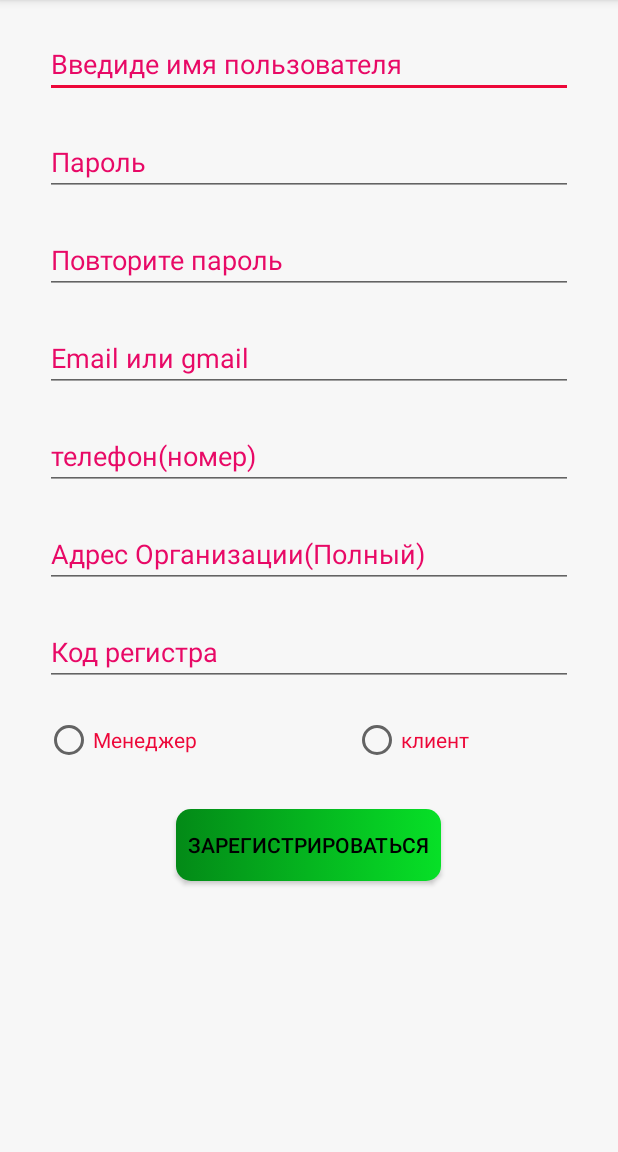
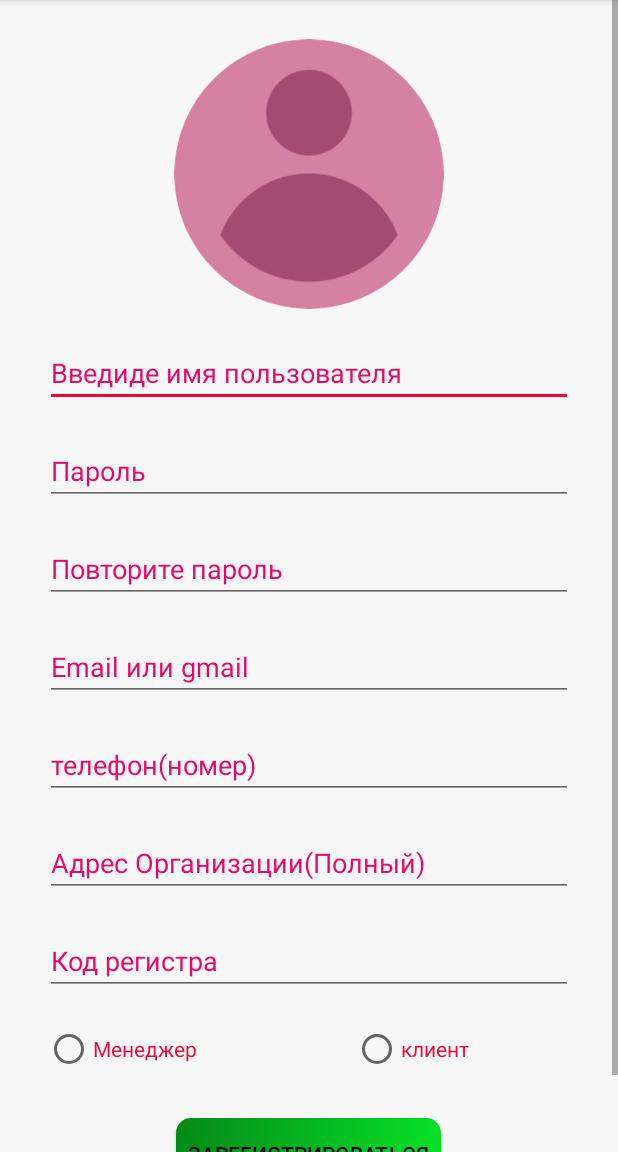
Before and after one commit to esenbekalmazbekov/DrugMaster, an Android app: the screen it shows after launch (Registration), after a tap on "РЕГИСТРАЦИЯ", on a phone screen of 412 x 824 dp, the part 84-1236 px from its top. Run offline under Robolectric (Android 15) with nearby library versions, the phone set to English and light mode, and no system bars; our stand-ins replace CircleImageView.

Commit message:
after adding Profile

```diff
--- a/app/src/main/AndroidManifest.xml
+++ b/app/src/main/AndroidManifest.xml
@@ -4,6 +4,9 @@
     package="com.example.drugmaster">
 
     <dist:module dist:instant="true" />
+
+    <uses-permission android:name="android.permission.READ_EXTERNAL_STORAGE"/>
+    <uses-permission android:name="android.permission.WRITE_EXTERNAL_STORAGE"/>
 
     <application
         android:allowBackup="true"
@@ -20,6 +23,8 @@
                 <category android:name="android.intent.category.LAUNCHER" />
             </intent-filter>
         </activity>
+        <activity android:name="com.theartofdev.edmodo.cropper.CropImageActivity"
+            android:theme="@style/Base.Theme.AppCompat"/> <!-- optional (needed if default theme has no action bar)-->
     </application>
 
 </manifest>
--- a/app/src/main/java/com/example/drugmaster/Registration.java
+++ b/app/src/main/java/com/example/drugmaster/Registration.java
@@ -1,14 +1,62 @@
 package com.example.drugmaster;
 
+import androidx.annotation.Nullable;
 import androidx.appcompat.app.AppCompatActivity;
 
+import android.content.Intent;
+import android.graphics.Bitmap;
+import android.net.Uri;
 import android.os.Bundle;
+import android.provider.MediaStore;
+import android.view.View;
+import java.io.IOException;
+
+import de.hdodenhof.circleimageview.CircleImageView;
 
 public class Registration extends AppCompatActivity {
-
+    private CircleImageView profileImage;
+    private static final int PICK_IMAGE = 1;
+    Uri imageUri;
     @Override
     protected void onCreate(Bundle savedInstanceState) {
         super.onCreate(savedInstanceState);
         setContentView(R.layout.activity_registration);
+
+        shangeImageFunction();
+    }
+
+    private void shangeImageFunction() {
+        profileImage = findViewById(R.id.profile_image);
+        profileImage.setOnClickListener(new View.OnClickListener() {
+            @Override
+            public void onClick(View v) {
+                Intent gallery = new Intent();
+                gallery.setType("image/*");
+                gallery.setAction(Intent.ACTION_GET_CONTENT);
+
+                startActivityForResult(Intent.createChooser(gallery,"Select Picture"),PICK_IMAGE);
+            }
+        });
+    }
+
+    @Override
+    protected void onActivityResult(int requestCode, int resultCode, @Nullable Intent data) {
+        super.onActivityResult(requestCode, resultCode, data);
+
+        if(requestCode == PICK_IMAGE && resultCode == RESULT_OK && data !=null){
+            imageUri = data.getData();
+        }
+
+        if (requestCode == PICK_IMAGE && resultCode == RESULT_OK){
+
+            try {
+                assert data != null;
+                imageUri = data.getData();
+                Bitmap bitmap = MediaStore.Images.Media.getBitmap(getContentResolver(),imageUri);
+                profileImage.setImageBitmap(bitmap);
+            } catch (IOException e) {
+                e.printStackTrace();
+            }
+        }
     }
 }
--- a/app/src/main/res/layout/activity_registration.xml
+++ b/app/src/main/res/layout/activity_registration.xml
@@ -17,6 +17,14 @@
             android:layout_width="match_parent"
             android:layout_height="wrap_content"
             android:orientation="vertical">
+
+            <de.hdodenhof.circleimageview.CircleImageView
+                android:id="@+id/profile_image"
+                android:layout_width="180dp"
+                android:layout_height="180dp"
+                android:layout_gravity="center"
+                android:layout_marginTop="26dp"
+                android:src="@drawable/index" />
 
             <EditText
                 android:id="@+id/UserLogin"
@@ -136,17 +144,17 @@
                     android:id="@+id/manager"
                     android:layout_width="wrap_content"
                     android:layout_height="wrap_content"
-                    android:textColor="@color/colorAccent"
                     android:layout_weight="3"
-                    android:text="@string/manager"/>
+                    android:text="@string/manager"
+                    android:textColor="@color/colorAccent" />
 
                 <RadioButton
                     android:id="@+id/client"
                     android:layout_width="wrap_content"
                     android:layout_height="wrap_content"
-                    android:textColor="@color/colorAccent"
                     android:layout_weight="2"
-                    android:text="@string/client"/>
+                    android:text="@string/client"
+                    android:textColor="@color/colorAccent" />
 
             </RadioGroup>
 
@@ -154,8 +162,8 @@
                 android:id="@+id/registration"
                 android:layout_width="wrap_content"
                 android:layout_height="wrap_content"
+                android:layout_gravity="center"
                 android:layout_marginVertical="30sp"
-                android:layout_gravity="center"
                 android:background="@drawable/registration_button"
                 android:paddingHorizontal="8sp"
                 android:text="@string/registrate"
```
Also changed, not shown: app/build.gradle (+11 -4 lines), app/src/main/res/drawable/index.png (added).
